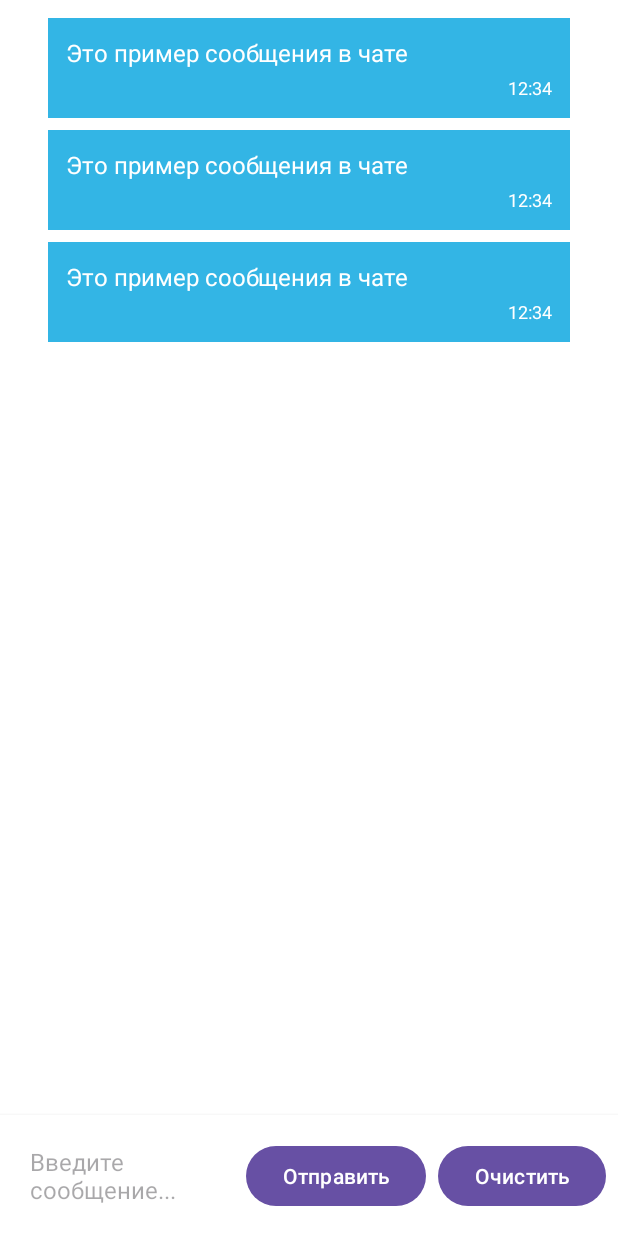
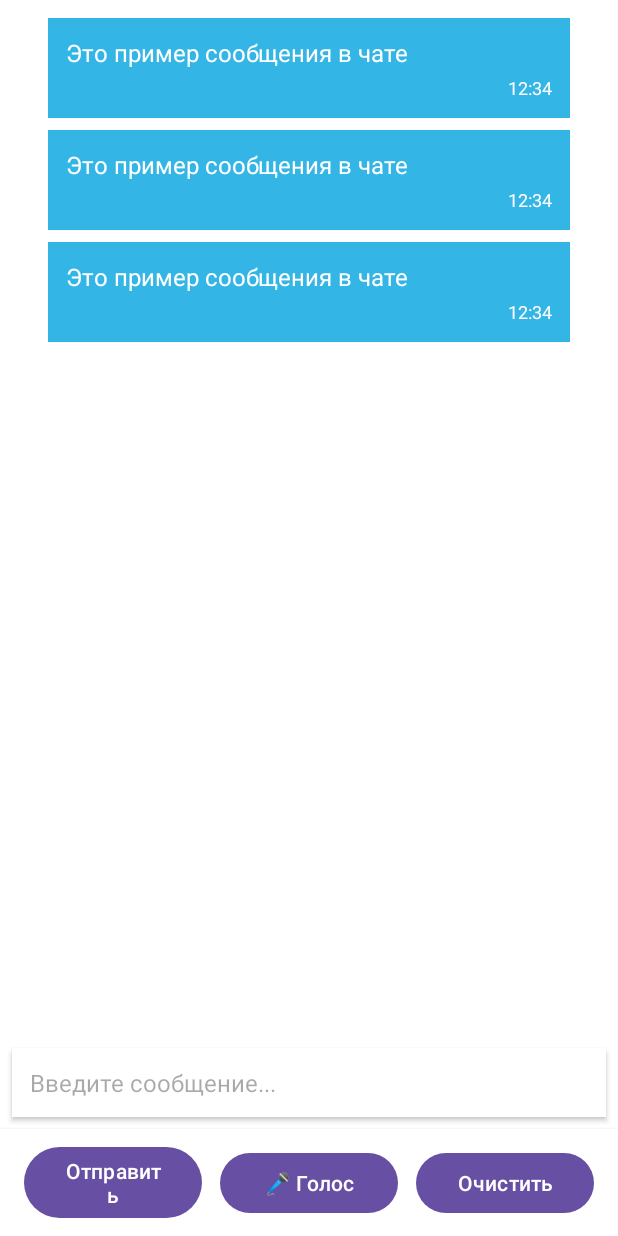
Before and after one commit to ilyapopov24/LiveCodingApp, an Android app: the layout fragment_chat.xml on its own in the app's theme, with its tools: preview values and no code run, on a phone screen of 412 x 824 dp. Run offline under Robolectric (Android 15) with nearby library versions, the phone set to English and light mode, and no system bars; network calls fail.

Commit message:
Текст ту спич и наоборот

```diff
--- a/app/src/main/AndroidManifest.xml
+++ b/app/src/main/AndroidManifest.xml
@@ -3,6 +3,7 @@
     xmlns:tools="http://schemas.android.com/tools">
 
     <uses-permission android:name="android.permission.INTERNET" />
+    <uses-permission android:name="android.permission.RECORD_AUDIO" />
 
     <application
         android:name="android.mentor.livecodingapp.RickAndMortyApp"
--- a/presentation/src/main/res/layout/fragment_chat.xml
+++ b/presentation/src/main/res/layout/fragment_chat.xml
@@ -14,7 +14,7 @@
         android:layout_marginBottom="8dp"
         android:clipToPadding="false"
         android:padding="8dp"
-        app:layout_constraintBottom_toTopOf="@+id/constraintLayoutInput"
+        app:layout_constraintBottom_toTopOf="@+id/editTextMessage"
         app:layout_constraintEnd_toEndOf="parent"
         app:layout_constraintStart_toStartOf="parent"
         app:layout_constraintTop_toBottomOf="@+id/dialogProgressLayout"
@@ -66,8 +66,28 @@
 
     </androidx.constraintlayout.widget.ConstraintLayout>
 
+    <!-- Поле ввода текста -->
+    <EditText
+        android:id="@+id/editTextMessage"
+        android:layout_width="0dp"
+        android:layout_height="wrap_content"
+        android:layout_marginStart="8dp"
+        android:layout_marginEnd="8dp"
+        android:layout_marginBottom="8dp"
+        android:background="@android:color/white"
+        android:elevation="2dp"
+        android:hint="Введите сообщение..."
+        android:inputType="textMultiLine"
+        android:maxLines="4"
+        android:padding="12dp"
+        android:textSize="16sp"
+        app:layout_constraintBottom_toTopOf="@+id/constraintLayoutButtons"
+        app:layout_constraintEnd_toEndOf="parent"
+        app:layout_constraintStart_toStartOf="parent" />
+
+    <!-- Кнопки под полем ввода -->
     <androidx.constraintlayout.widget.ConstraintLayout
-        android:id="@+id/constraintLayoutInput"
+        android:id="@+id/constraintLayoutButtons"
         android:layout_width="0dp"
         android:layout_height="wrap_content"
         android:background="@android:color/white"
@@ -77,42 +97,43 @@
         app:layout_constraintEnd_toEndOf="parent"
         app:layout_constraintStart_toStartOf="parent">
 
-        <EditText
-            android:id="@+id/editTextMessage"
+        <Button
+            android:id="@+id/buttonSend"
             android:layout_width="0dp"
             android:layout_height="wrap_content"
-            android:layout_marginEnd="8dp"
-            android:background="@android:color/transparent"
-            android:hint="Введите сообщение..."
-            android:inputType="textMultiLine"
-            android:maxLines="4"
-            android:padding="12dp"
-            android:textSize="16sp"
-            app:layout_constraintBottom_toBottomOf="parent"
-            app:layout_constraintEnd_toStartOf="@+id/buttonSend"
-            app:layout_constraintStart_toStartOf="parent"
-            app:layout_constraintTop_toTopOf="parent" />
-
-        <Button
-            android:id="@+id/buttonSend"
-            android:layout_width="wrap_content"
-            android:layout_height="wrap_content"
-            android:layout_marginEnd="8dp"
+            android:layout_marginEnd="4dp"
             android:text="Отправить"
             android:textSize="14sp"
             app:layout_constraintBottom_toBottomOf="parent"
+            app:layout_constraintEnd_toStartOf="@+id/buttonVoice"
+            app:layout_constraintStart_toStartOf="parent"
+            app:layout_constraintTop_toTopOf="parent"
+            app:layout_constraintWidth_percent="0.3" />
+
+        <Button
+            android:id="@+id/buttonVoice"
+            android:layout_width="0dp"
+            android:layout_height="wrap_content"
+            android:layout_marginEnd="4dp"
+            android:text="🎤 Голос"
+            android:textSize="14sp"
+            app:layout_constraintBottom_toBottomOf="parent"
             app:layout_constraintEnd_toStartOf="@+id/buttonClear"
-            app:layout_constraintTop_toTopOf="parent" />
+            app:layout_constraintStart_toEndOf="@+id/buttonSend"
+            app:layout_constraintTop_toTopOf="parent"
+            app:layout_constraintWidth_percent="0.3" />
 
         <Button
             android:id="@+id/buttonClear"
-            android:layout_width="wrap_content"
+            android:layout_width="0dp"
             android:layout_height="wrap_content"
             android:text="Очистить"
             android:textSize="14sp"
             app:layout_constraintBottom_toBottomOf="parent"
             app:layout_constraintEnd_toEndOf="parent"
-            app:layout_constraintTop_toTopOf="parent" />
+            app:layout_constraintStart_toEndOf="@+id/buttonVoice"
+            app:layout_constraintTop_toTopOf="parent"
+            app:layout_constraintWidth_percent="0.3" />
 
     </androidx.constraintlayout.widget.ConstraintLayout>
 
--- a/presentation/src/main/res/layout/item_chat_message.xml
+++ b/presentation/src/main/res/layout/item_chat_message.xml
@@ -41,8 +41,22 @@
             android:text="12:34"
             android:textColor="@android:color/white"
             android:textSize="12sp"
+            app:layout_constraintEnd_toStartOf="@+id/buttonSpeak"
+            app:layout_constraintTop_toBottomOf="@+id/textMessage" />
+
+        <ImageButton
+            android:id="@+id/buttonSpeak"
+            android:layout_width="32dp"
+            android:layout_height="32dp"
+            android:layout_marginStart="8dp"
+            android:background="@android:drawable/btn_default"
+            android:src="@android:drawable/ic_media_play"
+            android:backgroundTint="@android:color/holo_blue_light"
+            android:visibility="gone"
             app:layout_constraintEnd_toEndOf="parent"
             app:layout_constraintTop_toBottomOf="@+id/textMessage" />
+
+
 
     </androidx.constraintlayout.widget.ConstraintLayout>
 
```
Also changed, not shown: app/src/main/java/android/mentor/livecodingapp/di/RoomModule.kt (+8 -0 lines), data/src/main/java/android/mentor/data/repository/ChatRepositoryImpl.kt (+11 -0 lines), presentation/src/main/java/android/mentor/presentation/ui/ChatAdapter.kt (+17 -2 lines), presentation/src/main/java/android/mentor/presentation/ui/ChatFragment.kt (+38 -0 lines), presentation/src/main/java/android/mentor/presentation/ui/ChatViewModel.kt (+22 -1 lines), 1 other file.
